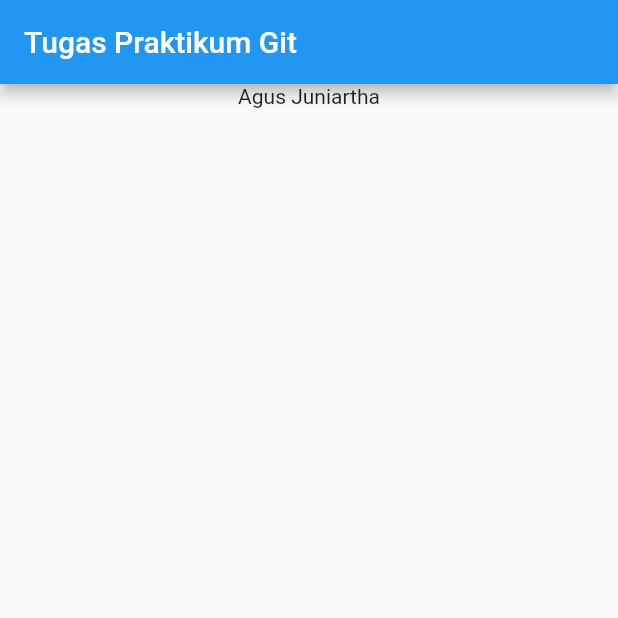
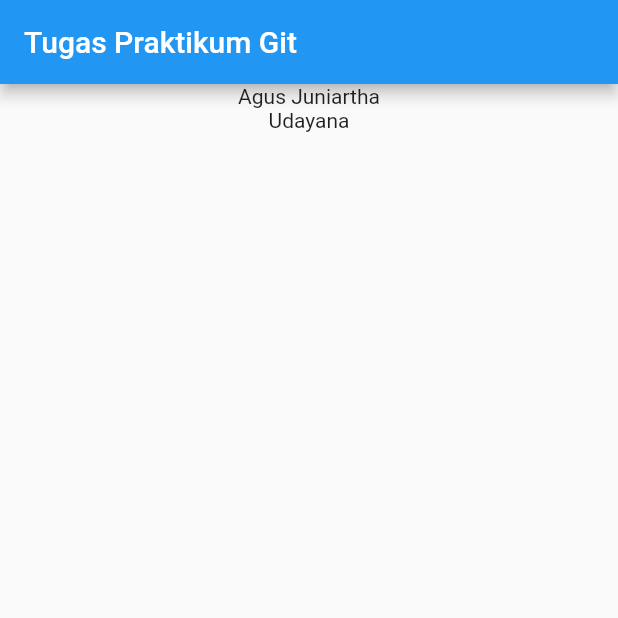
Before and after one commit to BENTOTV/tugas_altera, a Flutter app: the screen it shows after launch, on a phone screen of 412 x 824 dp, the top half of it. Run offline on Flutter 3.47's test engine with Material 2 defaults, Android fonts, the phone set to English and light mode, and no system bars.

Commit message:
menambahkan text udayana

```diff
--- a/lib/homepage.dart
+++ b/lib/homepage.dart
@@ -10,7 +10,8 @@ class HomePage extends StatelessWidget {
       body: Center(
         child: Column(
           children:const <Widget>[
-            Text("Agus Juniartha")
+            Text("Agus Juniartha"),
+            Text("Udayana")
           ],
         ),
       ),
```
